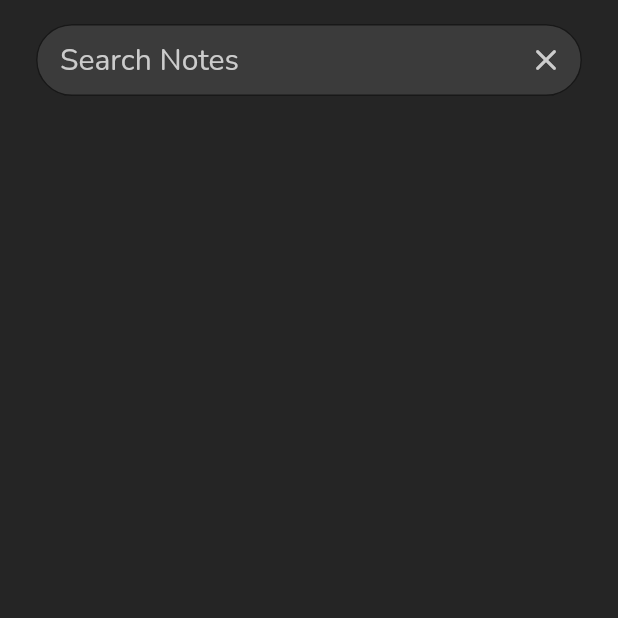
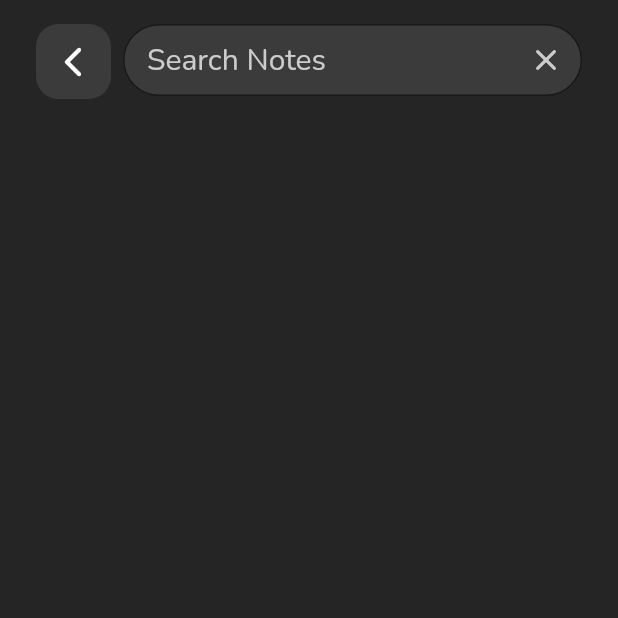
Before and after one commit to SelaseKay/flutter_note_app, a Flutter app: the SearchNotesScreen screen opened by its route, on a phone screen of 412 x 824 dp, the top half of it. Run offline on Flutter 3.47's test engine with Material 3 defaults, Android fonts, the phone set to English and light mode, and no system bars.

Commit message:
Complete all views

```diff
--- a/lib/config/app_colors.dart
+++ b/lib/config/app_colors.dart
@@ -11,5 +11,9 @@ class AppColors {
 
   static const gray3 = Color(0xFFCCCCCC);
 
+  static const gray4 = Color(0xFF606060);
+
+  static const textColor1 = Color(0xFFCFCFCF);
+
 
 }
--- a/lib/config/theme.dart
+++ b/lib/config/theme.dart
@@ -33,6 +33,10 @@ class AppTheme {
             color: Colors.white,
             fontWeight: FontWeight.normal,
           ),
+          bodyLarge: _baseTextStyle.copyWith(
+            fontSize: AppDimens.bodyLarge,
+            color: Colors.white,
+          ),
           headlineMedium: _baseTextStyle.copyWith(
             fontSize: AppDimens.headlineMedium,
             color: Colors.white,
--- a/lib/constants/app_dimens.dart
+++ b/lib/constants/app_dimens.dart
@@ -2,6 +2,8 @@ class AppDimens {
   AppDimens._();
 
   static const zero = 0.0;
+
+  static const four = 4.0;
 
   static const displayLarge = 43.0;
 
@@ -10,6 +12,8 @@ class AppDimens {
   static const displaySmall = 20.0;
 
   static const headlineMedium = 35.0;
+
+  static const bodyLarge = 18.0;
 
   static const paddingSmall = 4.0;
 
@@ -28,4 +32,12 @@ class AppDimens {
   static const borderRadiusSm = 10.0;
 
   static const borderRadiusMd = 15.0;
+
+  static const borderRadiusLg = 20.0;
+
+  static const dialogBtnHeight = 40.0;
+
+  static const iconSizeMd = 30.0;
+
+  static const normalSpacing = 10.0;
 }
--- a/lib/resources/app_strings.dart
+++ b/lib/resources/app_strings.dart
@@ -12,4 +12,12 @@ class AppStrings {
   static const title = "Title";
 
   static const typeSomething = "Type something...";
+
+  static const saveChanges = "Save Changes?";
+
+  static const discard = "Discard";
+
+  static const save = "Save";
+
+  static const areYouSureYouWantTo = "Are you sure you want to discard your changes?";
 }
--- a/lib/ux/shared/editor.dart
+++ b/lib/ux/shared/editor.dart
@@ -58,6 +58,7 @@ class _EditorState extends State<Editor> {
                   .headlineMedium
                   ?.copyWith(color: AppColors.gray),
               hintText: AppStrings.title,
+              contentPadding: EdgeInsets.zero,
             ),
           ),
         ),
@@ -81,6 +82,7 @@ class _EditorState extends State<Editor> {
                   .displaySmall
                   ?.copyWith(color: AppColors.gray),
               hintText: AppStrings.typeSomething,
+              contentPadding: EdgeInsets.zero,
             ),
           ),
         )
--- a/lib/ux/shared/note_preview.dart
+++ b/lib/ux/shared/note_preview.dart
@@ -27,7 +27,7 @@ class NotePreview extends StatelessWidget {
                 ),
           ),
         ),
-        const SizedBox(height: AppDimens.paddingLarge,),
+        const SizedBox(height: AppDimens.normalSpacing),
         Expanded(
           child: ListView(
             padding: EdgeInsets.zero,
--- a/lib/ux/views/search_notes_screen.dart
+++ b/lib/ux/views/search_notes_screen.dart
@@ -2,6 +2,8 @@ import 'package:flutter/material.dart';
 import 'package:note_app/config/app_colors.dart';
 import 'package:note_app/constants/app_dimens.dart';
 import 'package:note_app/resources/app_strings.dart';
+import 'package:note_app/ux/navigation/navigation.dart';
+import 'package:note_app/ux/shared/custom_icon_button.dart';
 import 'package:note_app/ux/shared/search_textfield.dart';
 
 class SearchNotesScreen extends StatelessWidget {
@@ -13,11 +15,22 @@ class SearchNotesScreen extends StatelessWidget {
       body: Padding(
         padding:
             const EdgeInsets.symmetric(horizontal: AppDimens.paddingMedium),
-        child: Column(children: [
+        child: Column(crossAxisAlignment: CrossAxisAlignment.start, children: [
           SizedBox(
               height: MediaQuery.of(context).padding.top +
                   AppDimens.paddingDefault),
-        SearchTextField()
+          Row(
+            children: [
+              CustomIconButton(
+                onPressed: () {
+                  Navigation.back(context: context);
+                },
+                icon: Icons.arrow_back_ios_rounded,
+              ),
+              const SizedBox(width: AppDimens.paddingNano),
+              Expanded(child: SearchTextField())
+            ],
+          ),
         ]),
       ),
     );
```
Also changed, not shown: lib/ux/shared/custom_dailog.dart (added, +77 -0 lines), lib/ux/shared/dialog_button.dart (added, +46 -0 lines), lib/ux/views/editor_screen.dart (+46 -43 lines).
